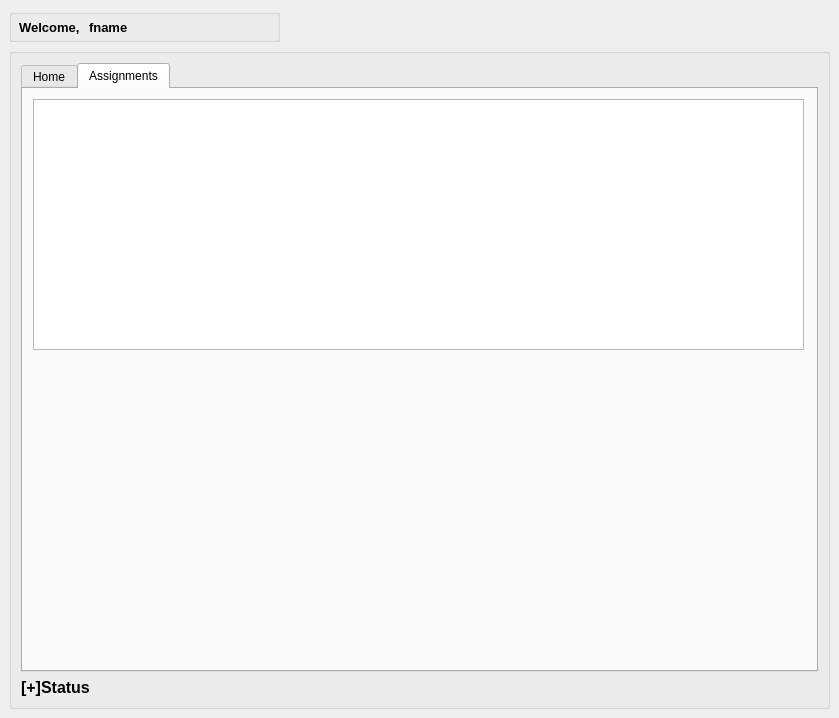
Above: mainwindow.ui from Pawls/LMS before the change. Below: the same form after it.
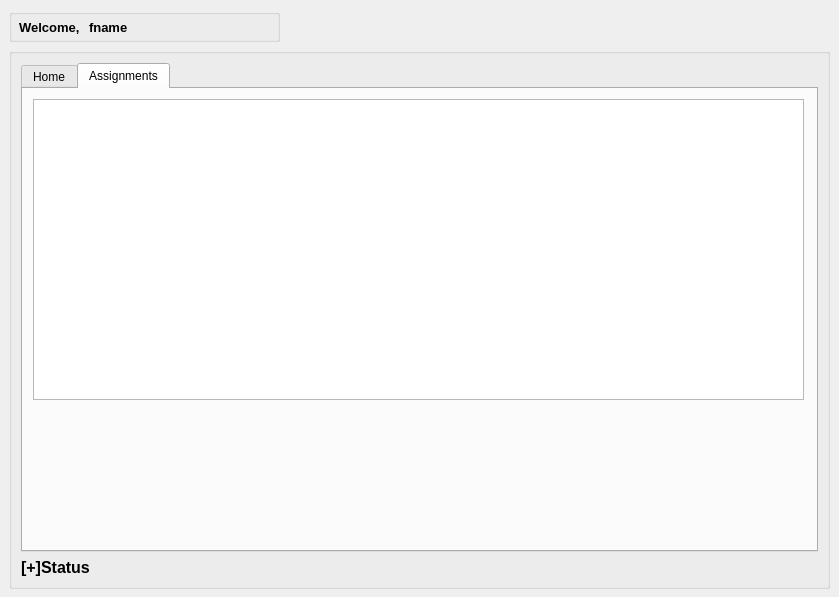
That is the form after the change. The open tabs and pages were chosen to show the change.

What changed in the file:
```diff
--- a/mainwindow.ui
+++ b/mainwindow.ui
@@ -7,7 +7,7 @@
     <x>0</x>
     <y>0</y>
     <width>839</width>
-    <height>718</height>
+    <height>597</height>
    </rect>
   </property>
   <property name="windowTitle">
@@ -19,7 +19,7 @@
      <x>9</x>
      <y>48</y>
      <width>821</width>
-     <height>661</height>
+     <height>541</height>
     </rect>
    </property>
    <property name="title">
@@ -95,7 +95,7 @@
           <x>10</x>
           <y>10</y>
           <width>771</width>
-          <height>251</height>
+          <height>301</height>
          </rect>
         </property>
        </widget>
```
